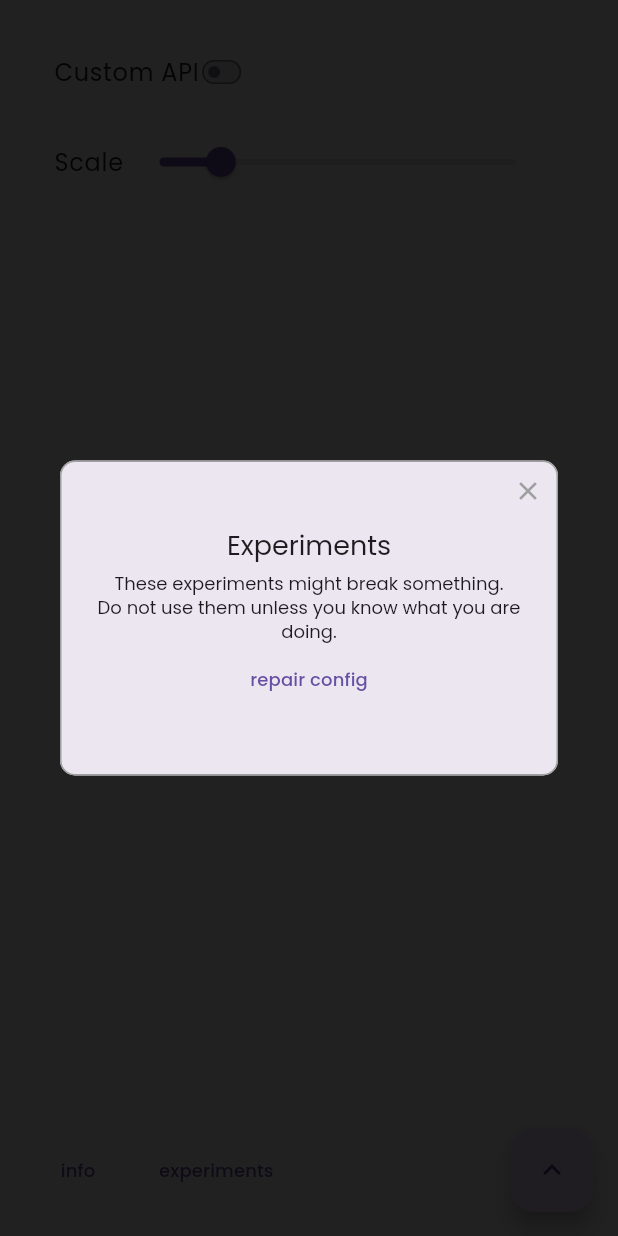
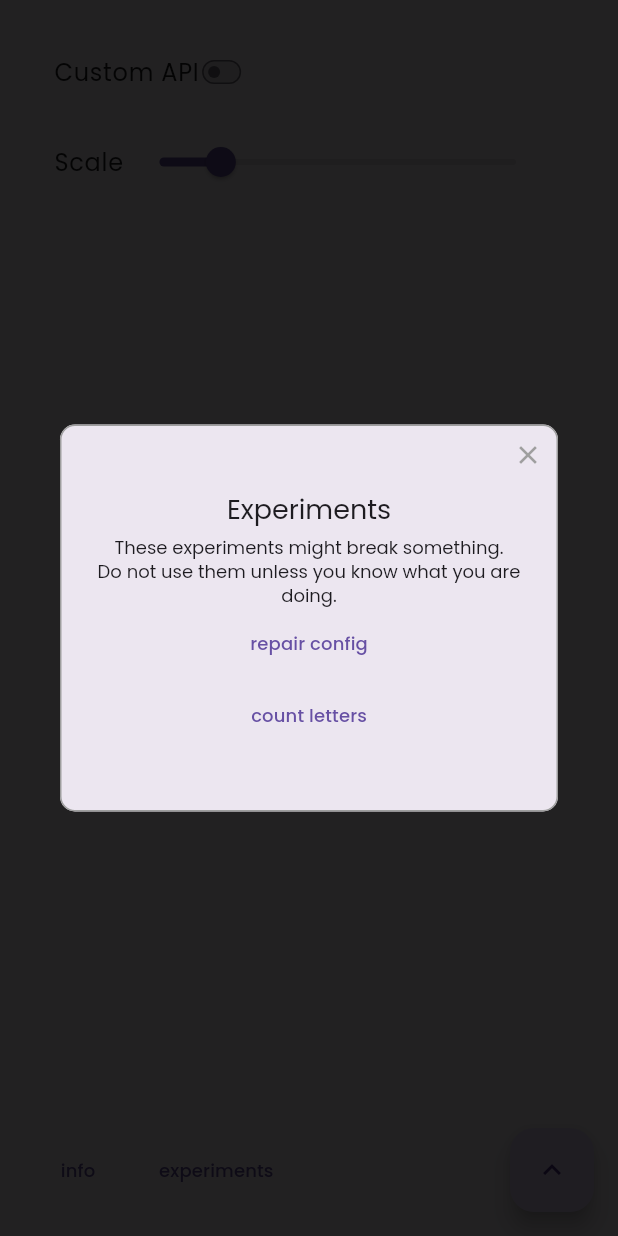
Before and after one commit to rikodot/kardi_notes_app, a Flutter app: the SettingsPage screen opened directly, after a tap on "experiments", on a phone screen of 412 x 824 dp. Run offline on Flutter 3.47's test engine with Material 3 defaults, Android fonts, the phone set to English and light mode, and no system bars; our stand-ins replace badges, connectivity_plus, flutter_colorpicker, google_fonts, package_info_plus, page_transition and 1 more; missing offline and left inert: cron, crypt, deepcopy, encrypt, flutter_draggable_gridview, mutex and 1 more.

Commit message:
letter count experiment + CRLF + pub upgrade

```diff
--- a/lib/models/data_sync.dart
+++ b/lib/models/data_sync.dart
@@ -1542,4 +1542,29 @@ class HttpHelper
     catch (e) { return false; }
     return false;
   }
+
+  static Future<int> count_letters() async
+  {
+    int count = 0;
+    for (var note in notes)
+    {
+      if (note['password'].toString().isEmpty) { count += note['content'].toString().length; }
+      else
+      {
+        //base64 is used
+        //output_size = 4*ceil(input_size/3)
+        //we do only approximation so we can omit the padding and ceil
+        //input_size = 3*(output_size/4)
+        int enc_len = 3 * (note['content'].toString().length / 4).round();
+
+        //PKCS7 is used by default
+        //output_size = input_size + (block_size - (input_size % block_size))
+        //block_size is 16 bytes for AES
+        //we do only approximation so we can omit (input_size % block_size)
+        //input_size = output_size - block_size
+        count += enc_len - 16;
+      }
+    }
+    return count;
+  }
 }
--- a/lib/models/utils.dart
+++ b/lib/models/utils.dart
@@ -2,6 +2,7 @@ import 'dart:math';
 import 'package:flutter/widgets.dart';
 import 'package:flutter/material.dart';
 import 'package:google_fonts/google_fonts.dart';
+import 'package:intl/intl.dart';
 import 'package:rflutter_alert/rflutter_alert.dart';
 import 'data_sync.dart';
 
@@ -46,6 +47,8 @@ class Utils {
 
 class Styles
 {
+  static var num_f = NumberFormat("#,###", "en_US");
+
   static AlertStyle alert_norm()
   {
     return AlertStyle(
--- a/lib/pages/settings_page.dart
+++ b/lib/pages/settings_page.dart
@@ -405,7 +405,21 @@ class _SettingsPageState extends State<SettingsPage> with SingleTickerProviderSt
                                     }
                                   },
                                   child: Text('repair config', style: GoogleFonts.poppins(fontSize: 12)),
-                                )
+                                ),
+                                TextButton(
+                                  onPressed: () async {
+                                    final res = await HttpHelper.count_letters();
+                                    Navigator.pop(context);
+                                    await Alert(
+                                      style: Styles.alert_closable(),
+                                      context: context,
+                                      title: 'Letter count',
+                                      desc: 'Total approximation: ${Styles.num_f.format(res)}\n',
+                                      buttons: [],
+                                    ).show();
+                                  },
+                                  child: Text('count letters', style: GoogleFonts.poppins(fontSize: 12)),
+                                ),
                               ],
                             ),
                           ).show();
```
Also changed, not shown: pubspec.lock, 1 other file.
